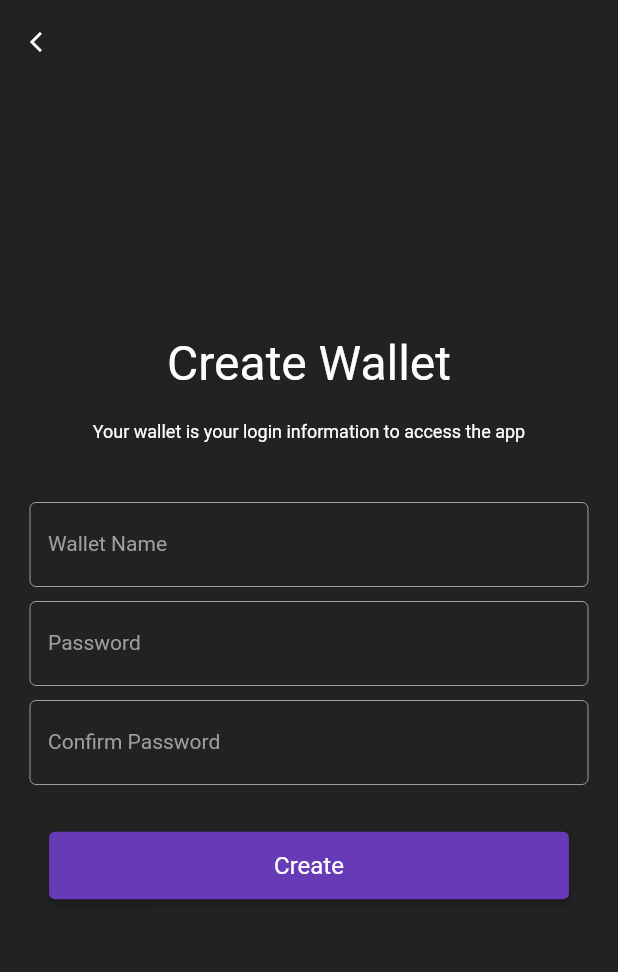
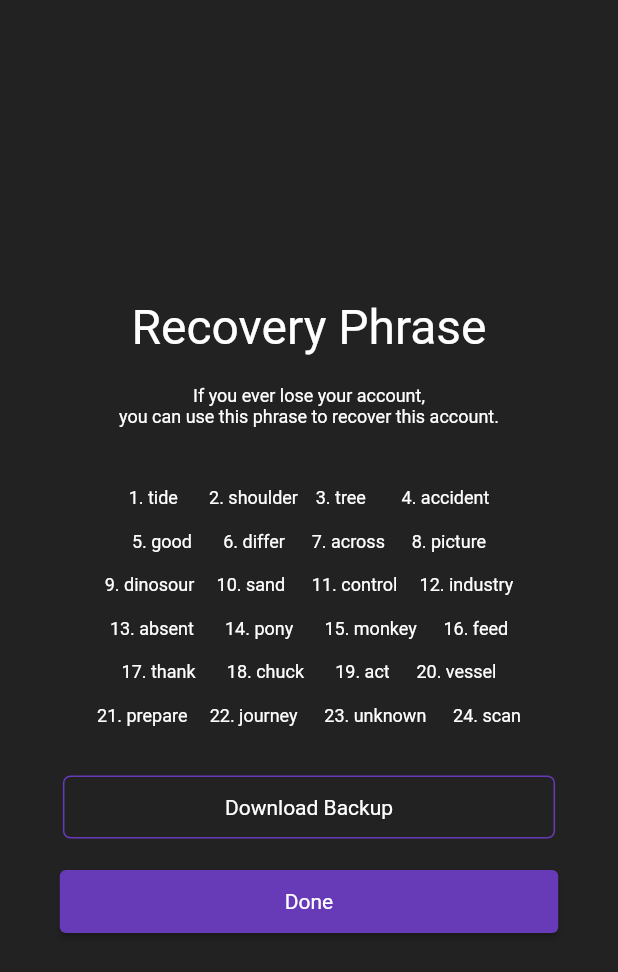
Before and after one commit to abhitidarbar/Gitopia-Mobile-Client, a Flutter app: the CreateNewWallet screen opened directly, after a tap on "Create", on a phone screen of 412 x 824 dp. Shown: the top 972 px of the screen. Run offline on Flutter 3.47's test engine with Material 2 defaults, Android fonts, the phone set to English and light mode, and no system bars; our stand-ins replace shared_preferences; accounts and stored records are empty.

Commit message:
Added download backup page

```diff
--- a/lib/pages/create_new_wallet.dart
+++ b/lib/pages/create_new_wallet.dart
@@ -1,3 +1,4 @@
+import 'package:excalibur/pages/download_backup.dart';
 import 'package:flutter/cupertino.dart';
 import 'package:flutter/material.dart';
 
@@ -126,7 +127,14 @@ class _CreateNewWalletState extends State<CreateNewWallet> {
               ),
               ElevatedButton(
                 child: const Text('Create'),
-                onPressed: () {},
+                onPressed: () {
+                  Navigator.pushReplacement(
+                    context,
+                    MaterialPageRoute(
+                      builder: (BuildContext context) => const DownloadBackup(),
+                    ),
+                  );
+                },
                 style: ButtonStyle(
                   backgroundColor: MaterialStateProperty.all(
                     Colors.deepPurple,
--- /dev/null
+++ b/lib/pages/download_backup.dart
@@ -0,0 +1,195 @@
+import 'package:flutter/cupertino.dart';
+import 'package:flutter/material.dart';
+
+class DownloadBackup extends StatefulWidget {
+  const DownloadBackup({Key? key, this.title}) : super(key: key);
+
+  final String? title;
+
+  @override
+  _DownloadBackupState createState() => _DownloadBackupState();
+}
+
+class _DownloadBackupState extends State<DownloadBackup> {
+  TextEditingController personalTokenController = TextEditingController();
+
+  @override
+  Widget build(BuildContext context) {
+    return Container(
+      decoration: const BoxDecoration(
+        color: Colors.black87,
+      ),
+      child: Scaffold(
+        backgroundColor: Colors.transparent,
+        body: Center(
+          child: Column(
+            mainAxisAlignment: MainAxisAlignment.center,
+            children: <Widget>[
+              RichText(
+                text: const TextSpan(
+                  text: 'Recovery Phrase',
+                  style: TextStyle(
+                    fontSize: 32.0,
+                    color: Colors.white,
+                  ),
+                ),
+              ),
+              const SizedBox(
+                height: 20.0,
+              ),
+              RichText(
+                text: const TextSpan(
+                  text: 'If you ever lose your account,',
+                  style: TextStyle(
+                    fontSize: 12.0,
+                    color: Colors.white,
+                  ),
+                ),
+              ),
+              RichText(
+                text: const TextSpan(
+                  text: 'you can use this phrase to recover this account.',
+                  style: TextStyle(
+                    fontSize: 12.0,
+                    color: Colors.white,
+                  ),
+                ),
+              ),
+              const SizedBox(
+                height: 40.0,
+              ),
+              RichText(
+                text: const TextSpan(
+                  text:
+                      '1. tide       2. shoulder    3. tree        4. accident',
+                  style: TextStyle(
+                    fontSize: 12.0,
+                    color: Colors.white,
+                  ),
+                ),
+              ),
+              const SizedBox(
+                height: 15.0,
+              ),
+              RichText(
+                text: const TextSpan(
+                  text:
+                      '5. good       6. differ      7. across      8. picture',
+                  style: TextStyle(
+                    fontSize: 12.0,
+                    color: Colors.white,
+                  ),
+                ),
+              ),
+              const SizedBox(
+                height: 15.0,
+              ),
+              RichText(
+                text: const TextSpan(
+                  text:
+                      '9. dinosour     10. sand      11. control     12. industry',
+                  style: TextStyle(
+                    fontSize: 12.0,
+                    color: Colors.white,
+                  ),
+                ),
+              ),
+              const SizedBox(
+                height: 15.0,
+              ),
+              RichText(
+                text: const TextSpan(
+                  text:
+                      '13. absent       14. pony       15. monkey      16. feed',
+                  style: TextStyle(
+                    fontSize: 12.0,
+                    color: Colors.white,
+                  ),
+                ),
+              ),
+              const SizedBox(
+                height: 15.0,
+              ),
+              RichText(
+                text: const TextSpan(
+                  text:
+                      '17. thank       18. chuck       19. act      20. vessel',
+                  style: TextStyle(
+                    fontSize: 12.0,
+                    color: Colors.white,
+                  ),
+                ),
+              ),
+              const SizedBox(
+                height: 15.0,
+              ),
+              RichText(
+                text: const TextSpan(
+                  text:
+                      '21. prepare     22. journey      23. unknown      24. scan',
+                  style: TextStyle(
+                    fontSize: 12.0,
+                    color: Colors.white,
+                  ),
+                ),
+              ),
+              const SizedBox(
+                height: 30.0,
+              ),
+              OutlinedButton(
+                child: const Text(
+                  'Download Backup',
+                  style: TextStyle(
+                    color: Colors.white,
+                  ),
+                ),
+                onPressed: () {},
+                style: ButtonStyle(
+                  padding: MaterialStateProperty.all(
+                    const EdgeInsets.fromLTRB(108, 13, 108, 13),
+                  ),
+                  textStyle: MaterialStateProperty.all(
+                    const TextStyle(
+                      fontSize: 14,
+                    ),
+                  ),
+                  side: MaterialStateProperty.all(
+                    BorderSide(
+                      color: Theme.of(context).colorScheme.primary,
+                      width: 1,
+                    ),
+                  ),
+                  shape: MaterialStateProperty.all(
+                    const RoundedRectangleBorder(
+                      borderRadius: BorderRadius.all(Radius.circular(5)),
+                    ),
+                  ),
+                ),
+              ),
+              const SizedBox(
+                height: 15.0,
+              ),
+              ElevatedButton(
+                child: const Text('Done'),
+                onPressed: () {},
+                style: ButtonStyle(
+                  backgroundColor: MaterialStateProperty.all(
+                    Colors.deepPurple,
+                  ),
+                  padding: MaterialStateProperty.all(
+                    const EdgeInsets.fromLTRB(150, 13, 150, 13),
+                  ),
+                  textStyle: MaterialStateProperty.all(
+                    const TextStyle(
+                      fontSize: 14,
+                    ),
+                  ),
+                ),
+              ),
+            ],
+          ),
+        ),
+      ),
+    );
+  }
+}
```
